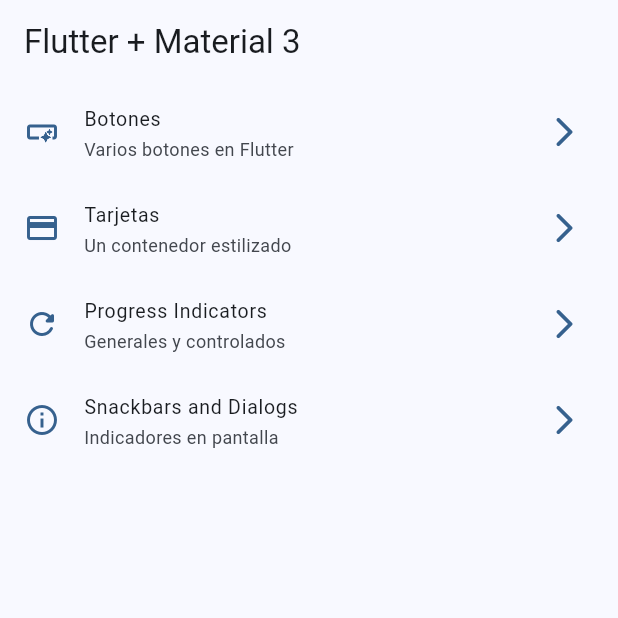
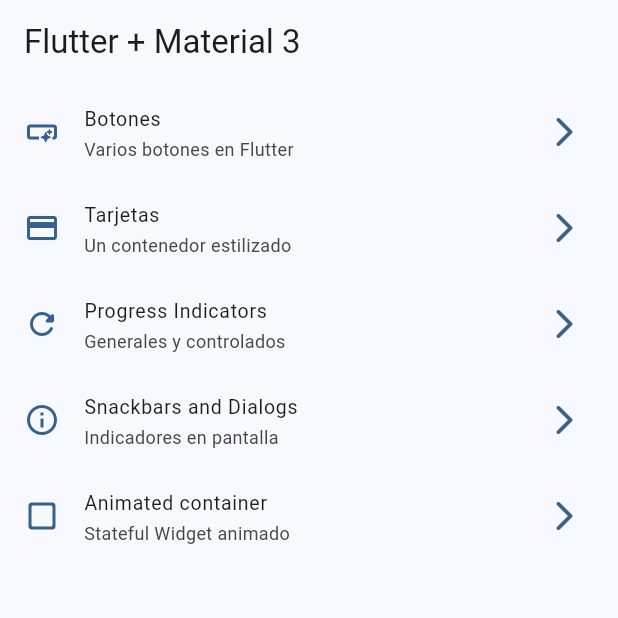
Before and after one commit to danlej/widgets_app, a Flutter app: the screen it shows after launch, on a phone screen of 412 x 824 dp, the top half of it. Run offline on Flutter 3.47's test engine with Material 3 defaults, Android fonts, the phone set to English and light mode, and no system bars; our stand-ins replace go_router.

Commit message:
Animated container finished.

```diff
--- a/lib/config/menu/menu_items.dart
+++ b/lib/config/menu/menu_items.dart
@@ -35,4 +35,9 @@ const appMenuItems = <MenuItem>[
       subTitle: 'Indicadores en pantalla',
       link: '/snackbars',
       icon: Icons.info_outline),
+  MenuItem(
+      title: 'Animated container',
+      subTitle: 'Stateful Widget animado',
+      link: '/animated',
+      icon: Icons.check_box_outline_blank_rounded),
 ];
--- a/lib/config/router/app_router.dart
+++ b/lib/config/router/app_router.dart
@@ -30,5 +30,10 @@ final appRouter = GoRouter(
       name: SnackbarScreen.name,
       builder: (context, state) => const SnackbarScreen(),
     ),
+    GoRoute(
+      path: '/animated',
+      name: AnimatedScreen.name,
+      builder: (context, state) => const AnimatedScreen(),
+    ),
   ],
 );
```
Also changed, not shown: lib/presentation/screens/animated/animated_screen.dart (+55 -2 lines).
